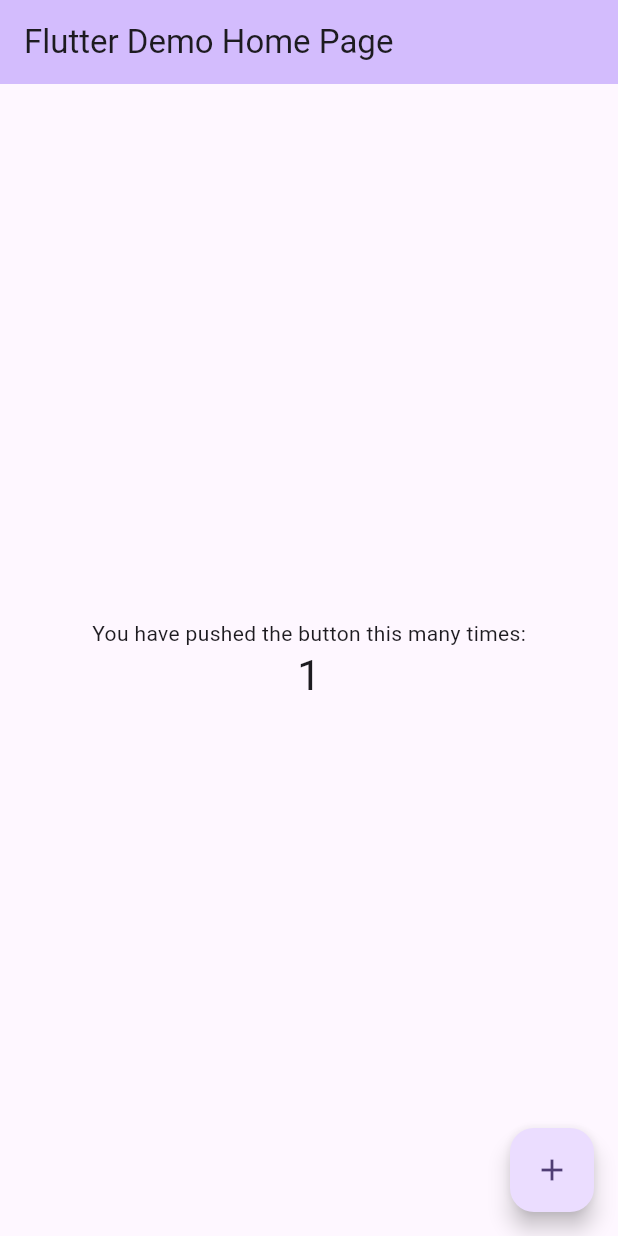
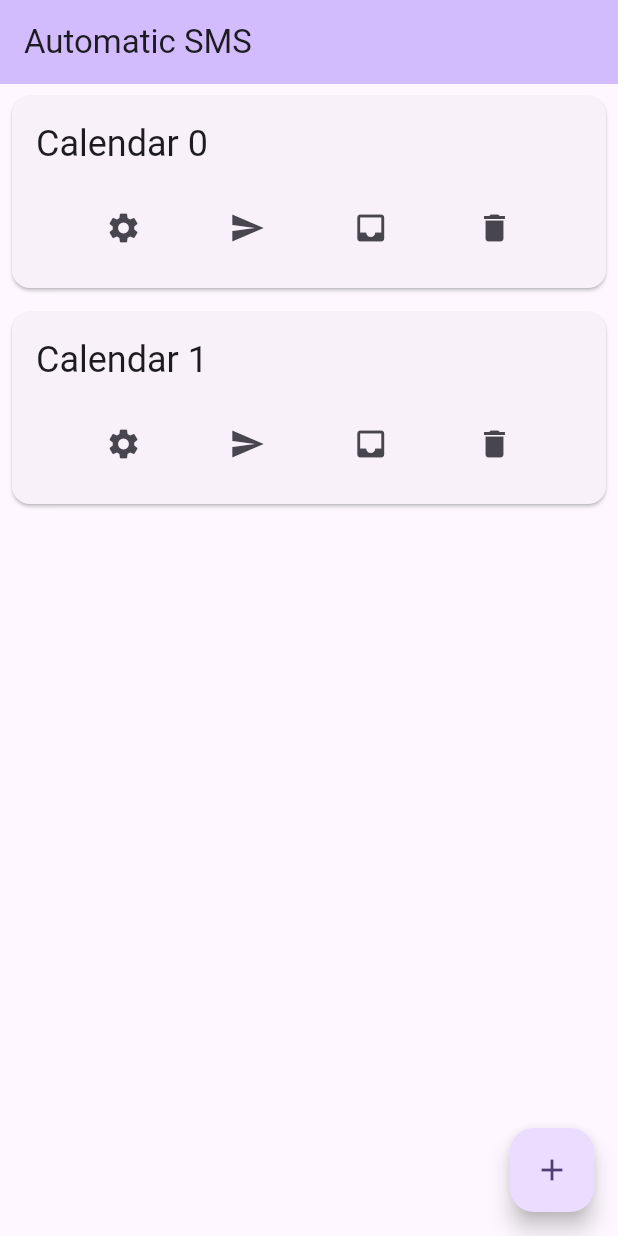
Before and after one commit to fabiomolinar/autosms_flutter, a Flutter app: the screen it shows after launch, after a tap on the "add" icon, on a phone screen of 412 x 824 dp. Run offline on Flutter 3.47's test engine with Material 3 defaults, Android fonts, the phone set to English and light mode, and no system bars.

Commit message:
Skeleton added.

```diff
--- /dev/null
+++ b/autosms/lib/calendar.dart
@@ -0,0 +1,77 @@
+import 'package:flutter/material.dart';
+
+class Calendar {
+  String name;
+  String smsMessageText;
+  String smsConfirmationText;
+  String appendText;
+
+  Calendar({
+    required this.name,
+    this.smsMessageText = 'Aby potwierdzić wizytę, odpowiedz „TAK” na tę wiadomość.',
+    this.smsConfirmationText = 'TAK',
+    this.appendText = '[P]',
+  });
+}
+
+class CalendarWidget extends StatelessWidget {
+  final Calendar calendar;
+  final VoidCallback onDelete;
+  final VoidCallback onConfigure;
+
+  const CalendarWidget({
+    super.key,
+    required this.calendar,
+    required this.onDelete,
+    required this.onConfigure,
+  });
+
+  @override
+  Widget build(BuildContext context) {
+    return Card(
+      margin: const EdgeInsets.all(8.0),
+      child: Padding(
+        padding: const EdgeInsets.all(16.0),
+        child: Column(
+          crossAxisAlignment: CrossAxisAlignment.start,
+          children: [
+            Text(
+              calendar.name,
+              style: Theme.of(context).textTheme.headlineSmall,
+            ),
+            const SizedBox(height: 16.0),
+            Row(
+              mainAxisAlignment: MainAxisAlignment.spaceEvenly,
+              children: [
+                IconButton(
+                  icon: const Icon(Icons.settings),
+                  tooltip: 'Configure calendar',
+                  onPressed: onConfigure,
+                ),
+                IconButton(
+                  icon: const Icon(Icons.send),
+                  tooltip: 'Send SMS',
+                  onPressed: () {
+                    // Implement send SMS functionality
+                  },
+                ),
+                IconButton(
+                  icon: const Icon(Icons.inbox),
+                  tooltip: 'Receive SMS',
+                  onPressed: () {
+                    // Implement receive SMS functionality
+                  },
+                ),
+                IconButton(
+                  icon: const Icon(Icons.delete),
+                  tooltip: 'Delete calendar',
+                  onPressed: onDelete,
+                ),
+              ],
+            ),
+          ],
+        ),
+      ),
+    );
+  }
+}
--- a/autosms/lib/main.dart
+++ b/autosms/lib/main.dart
@@ -1,4 +1,6 @@
 import 'package:flutter/material.dart';
+import 'calendar.dart';
+import 'configure_calendar_screen.dart';
 
 void main() {
   runApp(const MyApp());
@@ -7,46 +9,22 @@
 class MyApp extends StatelessWidget {
   const MyApp({super.key});
 
-  // This widget is the root of your application.
   @override
   Widget build(BuildContext context) {
+    const title = 'Automatic SMS';
     return MaterialApp(
-      title: 'Flutter Demo',
+      title: title,
       theme: ThemeData(
-        // This is the theme of your application.
-        //
-        // TRY THIS: Try running your application with "flutter run". You'll see
-        // the application has a purple toolbar. Then, without quitting the app,
-        // try changing the seedColor in the colorScheme below to Colors.green
-        // and then invoke "hot reload" (save your changes or press the "hot
-        // reload" button in a Flutter-supported IDE, or press "r" if you used
-        // the command line to start the app).
-        //
-        // Notice that the counter didn't reset back to zero; the application
-        // state is not lost during the reload. To reset the state, use hot
-        // restart instead.
-        //
-        // This works for code too, not just values: Most code changes can be
-        // tested with just a hot reload.
         colorScheme: ColorScheme.fromSeed(seedColor: Colors.deepPurple),
         useMaterial3: true,
       ),
-      home: const MyHomePage(title: 'Flutter Demo Home Page'),
+      home: const MyHomePage(title: title),
     );
   }
 }
 
 class MyHomePage extends StatefulWidget {
   const MyHomePage({super.key, required this.title});
-
-  // This widget is the home page of your application. It is stateful, meaning
-  // that it has a State object (defined below) that contains fields that affect
-  // how it looks.
-
-  // This class is the configuration for the state. It holds the values (in this
-  // case the title) provided by the parent (in this case the App widget) and
-  // used by the build method of the State. Fields in a Widget subclass are
-  // always marked "final".
 
   final String title;
 
@@ -55,71 +33,100 @@
 }
 
 class _MyHomePageState extends State<MyHomePage> {
-  int _counter = 0;
+  final List<Calendar> _calendars = List.generate(
+    1,
+    (index) => Calendar(name: 'Calendar $index'),
+  );
+  final ScrollController _scrollController = ScrollController();
 
-  void _incrementCounter() {
+  void _addCalendar() {
     setState(() {
-      // This call to setState tells the Flutter framework that something has
-      // changed in this State, which causes it to rerun the build method below
-      // so that the display can reflect the updated values. If we changed
-      // _counter without calling setState(), then the build method would not be
-      // called again, and so nothing would appear to happen.
-      _counter++;
+      final newIndex = _calendars.length;
+      _calendars.add(Calendar(name: 'Calendar $newIndex'));
     });
+    _scrollToBottom();
+  }
+
+  void _deleteCalendar(int index) {
+    setState(() {
+      _calendars.removeAt(index);
+    });
+  }
+
+  void _confirmDeleteCalendar(int index) {
+    showDialog(
+      context: context,
+      builder: (BuildContext context) {
+        return AlertDialog(
+          title: const Text('Confirm Delete'),
+          content: const Text('Are you sure you want to delete this calendar?'),
+          actions: <Widget>[
+            TextButton(
+              onPressed: () {
+                Navigator.of(context).pop();
+              },
+              child: const Text('Cancel'),
+            ),
+            TextButton(
+              style: TextButton.styleFrom(
+                backgroundColor: Colors.red,
+              ),
+              onPressed: () {
+                _deleteCalendar(index);
+                Navigator.of(context).pop();
+              },
+              child: const Text('Delete', style: TextStyle(color: Colors.white),),
+            ),
+          ],
+        );
+      },
+    );
+  }
+
+  void _scrollToBottom() {
+    _scrollController.animateTo(
+      _scrollController.position.maxScrollExtent,
+      duration: const Duration(milliseconds: 300),
+      curve: Curves.easeOut,
+    );
+  }
+
+  void _configureCalendar(Calendar calendar) {
+    Navigator.of(context).push(
+      MaterialPageRoute(
+        builder: (context) => ConfigureCalendarScreen(
+          calendar: calendar,
+          onSave: () {
+            setState(() {});
+          },
+        ),
+      ),
+    );
   }
 
   @override
   Widget build(BuildContext context) {
-    // This method is rerun every time setState is called, for instance as done
-    // by the _incrementCounter method above.
-    //
-    // The Flutter framework has been optimized to make rerunning build methods
-    // fast, so that you can just rebuild anything that needs updating rather
-    // than having to individually change instances of widgets.
     return Scaffold(
       appBar: AppBar(
-        // TRY THIS: Try changing the color here to a specific color (to
-        // Colors.amber, perhaps?) and trigger a hot reload to see the AppBar
-        // change color while the other colors stay the same.
         backgroundColor: Theme.of(context).colorScheme.inversePrimary,
-        // Here we take the value from the MyHomePage object that was created by
-        // the App.build method, and use it to set our appbar title.
         title: Text(widget.title),
       ),
-      body: Center(
-        // Center is a layout widget. It takes a single child and positions it
-        // in the middle of the parent.
-        child: Column(
-          // Column is also a layout widget. It takes a list of children and
-          // arranges them vertically. By default, it sizes itself to fit its
-          // children horizontally, and tries to be as tall as its parent.
-          //
-          // Column has various properties to control how it sizes itself and
-          // how it positions its children. Here we use mainAxisAlignment to
-          // center the children vertically; the main axis here is the vertical
-          // axis because Columns are vertical (the cross axis would be
-          // horizontal).
-          //
-          // TRY THIS: Invoke "debug painting" (choose the "Toggle Debug Paint"
-          // action in the IDE, or press "p" in the console), to see the
-          // wireframe for each widget.
-          mainAxisAlignment: MainAxisAlignment.center,
-          children: <Widget>[
-            const Text(
-              'You have pushed the button this many times:',
-            ),
-            Text(
-              '$_counter',
-              style: Theme.of(context).textTheme.headlineMedium,
-            ),
-          ],
-        ),
+      body: ListView.builder(
+        controller: _scrollController,
+        itemCount: _calendars.length,
+        itemBuilder: (context, index) {
+          return CalendarWidget(
+            calendar: _calendars[index],
+            onDelete: () => _confirmDeleteCalendar(index),
+            onConfigure: () => _configureCalendar(_calendars[index]),
+          );
+        },
       ),
       floatingActionButton: FloatingActionButton(
-        onPressed: _incrementCounter,
-        tooltip: 'Increment',
+        onPressed: _addCalendar,
+        tooltip: 'Add new calendar.',
         child: const Icon(Icons.add),
-      ), // This trailing comma makes auto-formatting nicer for build methods.
+      ),
     );
   }
 }
```
Also changed, not shown: autosms/lib/configure_calendar_screen.dart (added, +102 -0 lines).
